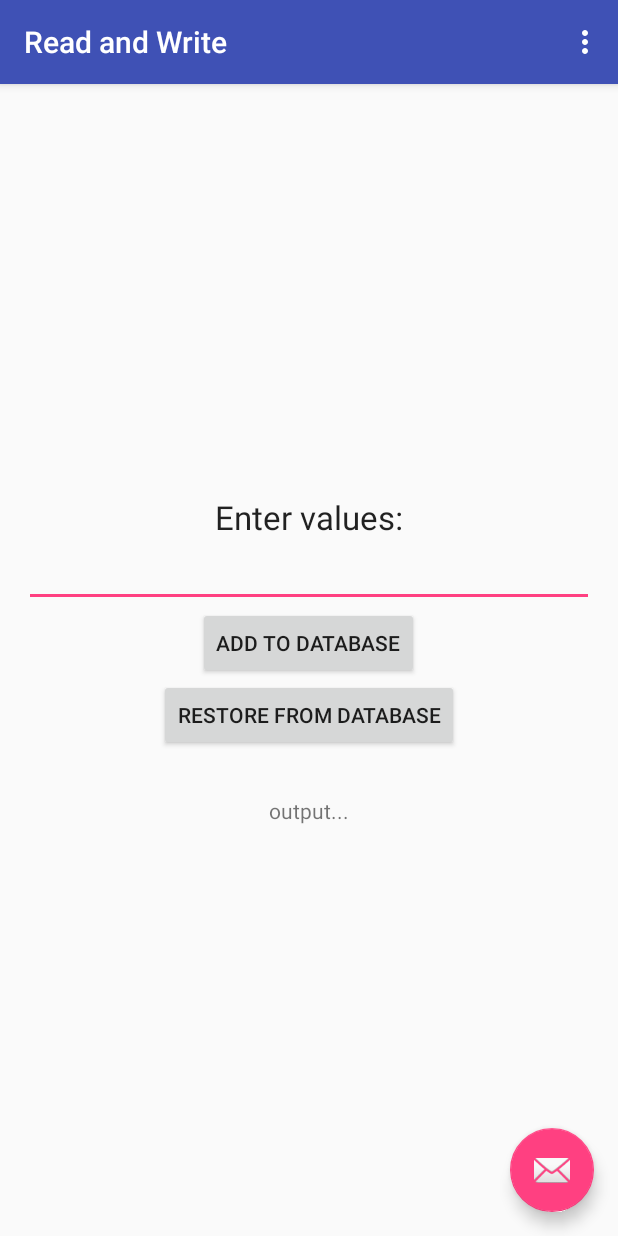
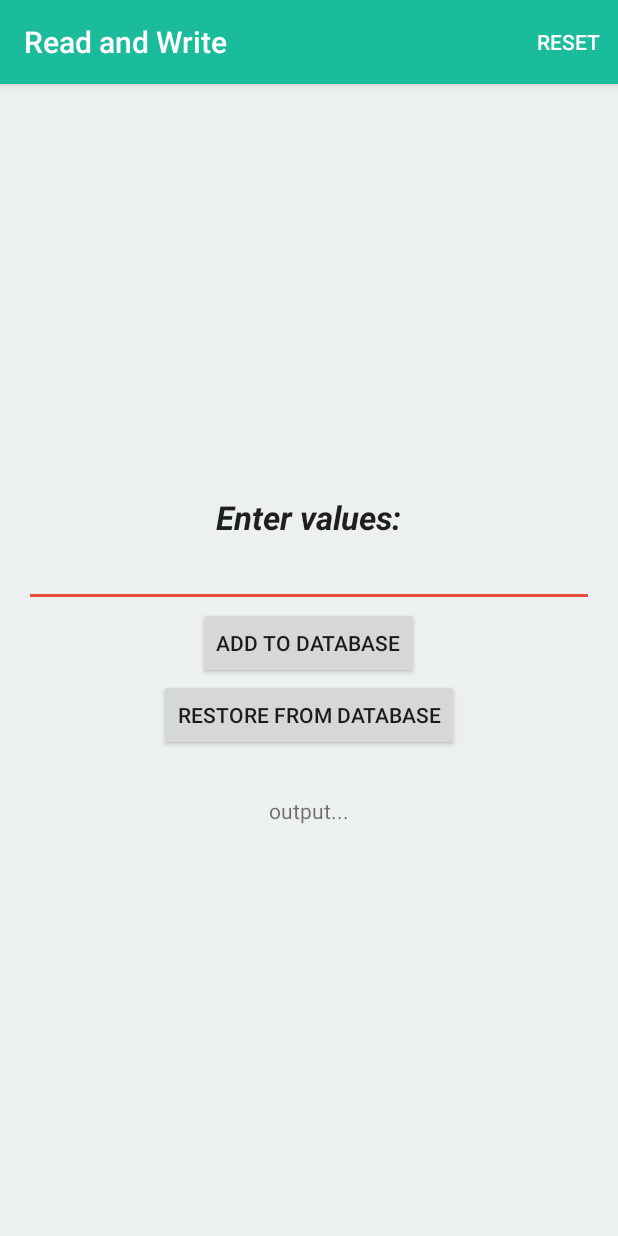
Before and after one commit to hodgea/ReadandWrite, an Android app: the screen it shows after launch (MainActivity), on a phone screen of 412 x 824 dp. Run offline under Robolectric (Android 15) with nearby library versions, the phone set to English and light mode, and no system bars.

Commit message:
updated design added reset button

```diff
--- a/app/src/main/java/au/com/alexh/readandwrite/MainActivity.java
+++ b/app/src/main/java/au/com/alexh/readandwrite/MainActivity.java
@@ -27,7 +27,7 @@ public class MainActivity extends AppCompatActivity {
     public EditText editText;
     public TextView textView;
     public Button save, load;
-    public String path = Environment.getExternalStorageDirectory().getAbsolutePath() + "/ReadandWrite";
+    public String path = Environment.getExternalStorageDirectory().getAbsolutePath() + "/database";
 
     @Override
     protected void onCreate(Bundle savedInstanceState) {
@@ -179,8 +179,15 @@ public class MainActivity extends AppCompatActivity {
         int id = item.getItemId();
 
         //noinspection SimplifiableIfStatement
-        if (id == R.id.action_settings) {
-            return true;
+        if (id == R.id.action_reset) {
+            editText.setText("");
+
+            File file = new File (path + "/savedFile.txt");
+            String [] saveText = String.valueOf("").split(System.getProperty("line.separator"));
+            Save (file, saveText);
+
+            textView.setText("output...");
+
         }
 
         return super.onOptionsItemSelected(item);
--- a/app/src/main/res/layout/activity_main.xml
+++ b/app/src/main/res/layout/activity_main.xml
@@ -23,12 +23,4 @@
 
     <include layout="@layout/content_main" />
 
-    <android.support.design.widget.FloatingActionButton
-        android:id="@+id/fab"
-        android:layout_width="wrap_content"
-        android:layout_height="wrap_content"
-        android:layout_gravity="bottom|end"
-        android:layout_margin="@dimen/fab_margin"
-        android:src="@android:drawable/ic_dialog_email" />
-
 </android.support.design.widget.CoordinatorLayout>
--- a/app/src/main/res/layout/content_main.xml
+++ b/app/src/main/res/layout/content_main.xml
@@ -10,7 +10,8 @@
     android:paddingTop="@dimen/activity_vertical_margin"
     app:layout_behavior="@string/appbar_scrolling_view_behavior"
     tools:context="au.com.alexh.readandwrite.MainActivity"
-    tools:showIn="@layout/activity_main">
+    tools:showIn="@layout/activity_main"
+    android:background="#ecf0f1">
 
     <LinearLayout
         android:orientation="horizontal"
@@ -32,7 +33,8 @@
                 android:textAppearance="?android:attr/textAppearanceLarge"
                 android:text="Enter values:"
                 android:id="@+id/textView3"
-                android:layout_gravity="center_horizontal" />
+                android:layout_gravity="center_horizontal"
+                android:textStyle="bold|italic" />
 
             <EditText
                 android:layout_width="match_parent"
@@ -46,7 +48,9 @@
                 android:text="Add to database"
                 android:id="@+id/button"
                 android:layout_gravity="center_horizontal"
-                android:onClick="buttonSave" />
+                android:onClick="buttonSave"
+                android:clickable="false"
+                android:enabled="true" />
 
             <Button
                 android:layout_width="wrap_content"
--- a/app/src/main/res/menu/menu_main.xml
+++ b/app/src/main/res/menu/menu_main.xml
@@ -3,8 +3,8 @@
     xmlns:tools="http://schemas.android.com/tools"
     tools:context="au.com.alexh.readandwrite.MainActivity">
     <item
-        android:id="@+id/action_settings"
+        android:id="@+id/action_reset"
         android:orderInCategory="100"
-        android:title="@string/action_settings"
-        app:showAsAction="never" />
+        android:title="RESET"
+        app:showAsAction="always" />
 </menu>
--- a/app/src/main/res/values/colors.xml
+++ b/app/src/main/res/values/colors.xml
@@ -1,6 +1,6 @@
 <?xml version="1.0" encoding="utf-8"?>
 <resources>
-    <color name="colorPrimary">#3F51B5</color>
-    <color name="colorPrimaryDark">#303F9F</color>
-    <color name="colorAccent">#FF4081</color>
+    <color name="colorPrimary">#1abc9c</color>
+    <color name="colorPrimaryDark">#16a085</color>
+    <color name="colorAccent">#e74c3c</color>
 </resources>
```
Also changed, not shown: app/src/main/ic_launcher-web.png (added), app/src/main/res/mipmap-hdpi/ic_launcher.png, app/src/main/res/mipmap-mdpi/ic_launcher.png, app/src/main/res/mipmap-xhdpi/ic_launcher.png, app/src/main/res/mipmap-xxhdpi/ic_launcher.png, app/src/main/res/mipmap-xxxhdpi/ic_launcher.png.
